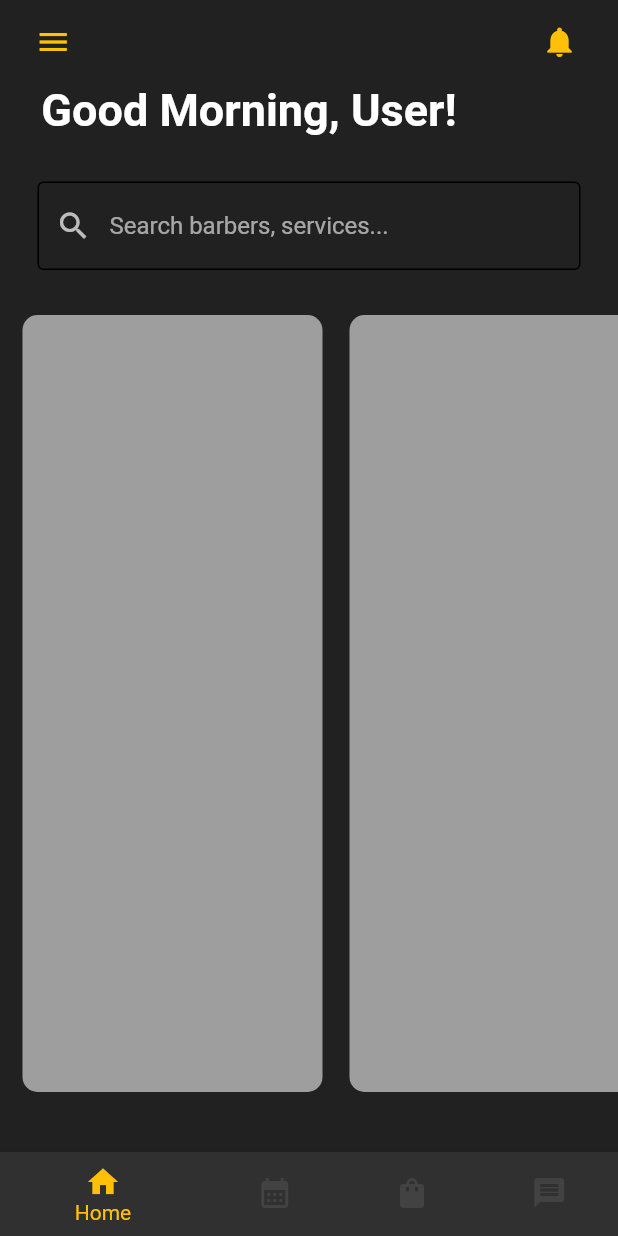
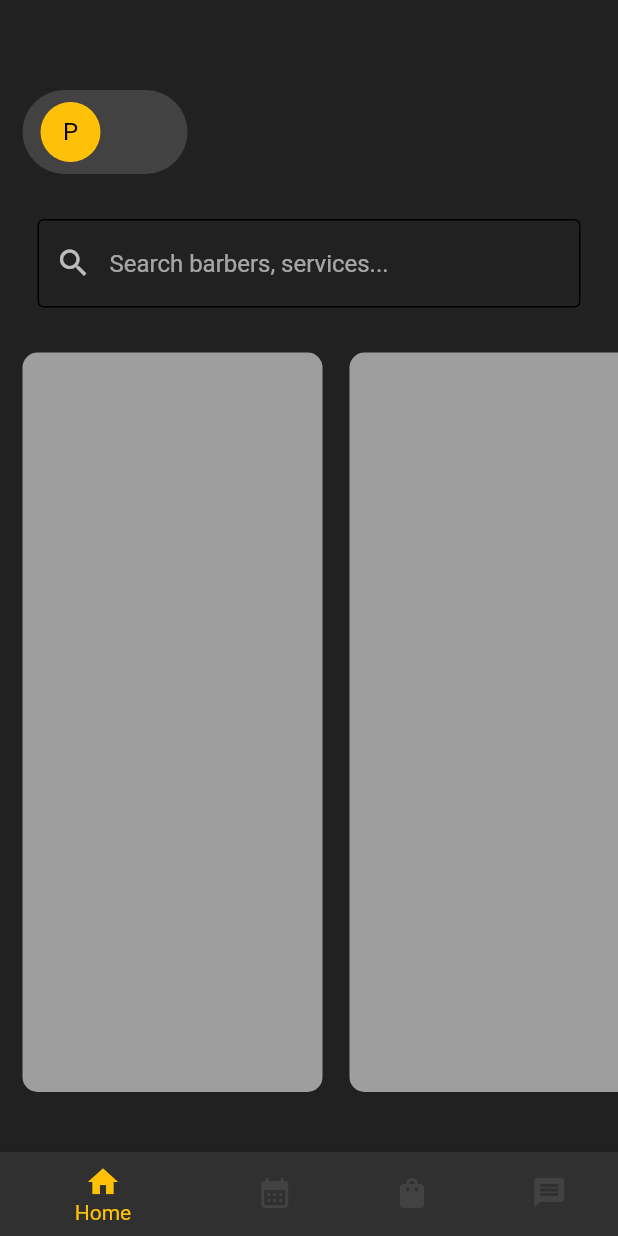
Before and after one commit to alephmanuel/CutzClubApp, a Flutter app: the screen it shows after launch, on a phone screen of 412 x 824 dp. Run offline on Flutter 3.47's test engine with Material 2 defaults, Android fonts, the light colour scheme and no system bars.

Commit message:
Replacing appbar with two containers.

```diff
--- a/flutter_demo/lib/NavigationView.dart
+++ b/flutter_demo/lib/NavigationView.dart
@@ -64,46 +64,7 @@ class _MyBottomNavBarState extends State<MyBottomNavBar> {
       // Set floating action button over the navigation bar in the middle
       floatingActionButtonLocation: FloatingActionButtonLocation.centerDocked, */
 
-      // Left drawer: Menu
-      drawer: Drawer(
-        child: ListTile()
-      ),
 
-      // APP BAR: Bar at the top of the app
-      appBar: AppBar(
-        backgroundColor: Colors.transparent,
-        elevation: 0,
-
-        // Build a drawer with its properties
-        leading: Padding(
-          padding: EdgeInsets.only(left: 15.0),
-          child: Builder(
-            builder: (context) => IconButton(
-              onPressed: () => Scaffold.of(context).openDrawer(),
-              icon: Icon(Icons.menu),
-              color: Colors.amber
-            ),
-          ),
-        ),
-
-        // Buttons after the app bar title
-        actions: [
-          // Add space around the icon
-          Padding(
-              padding: EdgeInsets.only(right: 15.0), // Add space only on right side of icon
-              child: Builder(
-                  // Build and icon that opens endDrawer
-                builder: (context) => IconButton(
-                    onPressed: () => Scaffold.of(context).openEndDrawer(),
-                    icon: Icon(Icons.notifications),
-                    color: Colors.amber
-                )
-              )
-          )
-        ],
-      ),
-      // Right drawer: Notifications
-      endDrawer: Drawer(),
 
       // BODY: Display selected index screen
       body: screens[navBar_index],
@@ -122,7 +83,7 @@ class _MyBottomNavBarState extends State<MyBottomNavBar> {
           ),
           BottomNavigationBarItem(
             icon: Icon(Icons.calendar_month),
-            label: 'Appointment'
+            label: 'Appointments'
           ),
           BottomNavigationBarItem(
             icon: Icon(Icons.shopping_bag),
--- a/flutter_demo/lib/Pages/Home.dart
+++ b/flutter_demo/lib/Pages/Home.dart
@@ -22,20 +22,48 @@ class _HomePageState extends State<HomePage> {
         children: [
           // Welcome text
           Padding(
-            padding: EdgeInsets.only(right: 80.0),
-            child: Text(
-              "Good Morning, User!",
-              style: TextStyle(
-                fontWeight: FontWeight.bold,
-                fontSize: 30
-              ),
-            ),
+            padding: const EdgeInsets.only(top: 60.0),
+            child: Row(
+              children: [
+                Padding(
+                  padding: const EdgeInsets.only(left: 15.0),
+                  child: Container(
+                    // Space around the avatar circle
+                    child: Padding(
+                      padding: const EdgeInsets.all(8.0),
+
+                      // Orange circle inside grey container
+                      child: CircleAvatar(
+                        radius: 20.0,
+                        backgroundColor: Colors.amber,
+                        child: Text(
+                          "P",
+                        )
+                      ),
+                    ),
+                    padding: EdgeInsets.only(right: 50.0, left: 4.0),
+                    decoration: BoxDecoration(
+                      borderRadius: BorderRadius.circular(30.0),
+                      color: Colors.grey[800]
+                    ),
+                  ),
+                ),
+                Padding(
+                  padding: EdgeInsets.only(right: 15.0),
+                  child: Container(
+                    decoration: BoxDecoration(
+
+                    )
+                  )
+                )
+              ],
+            )
           ),
 
           // Make a gap between welcome text and search bar
           SizedBox(height: 30.0),
 
-          // Search bar
+          // Search bar with text field
           Padding(
             padding: const EdgeInsets.symmetric(horizontal: 25.0),
             child: TextField(
```
